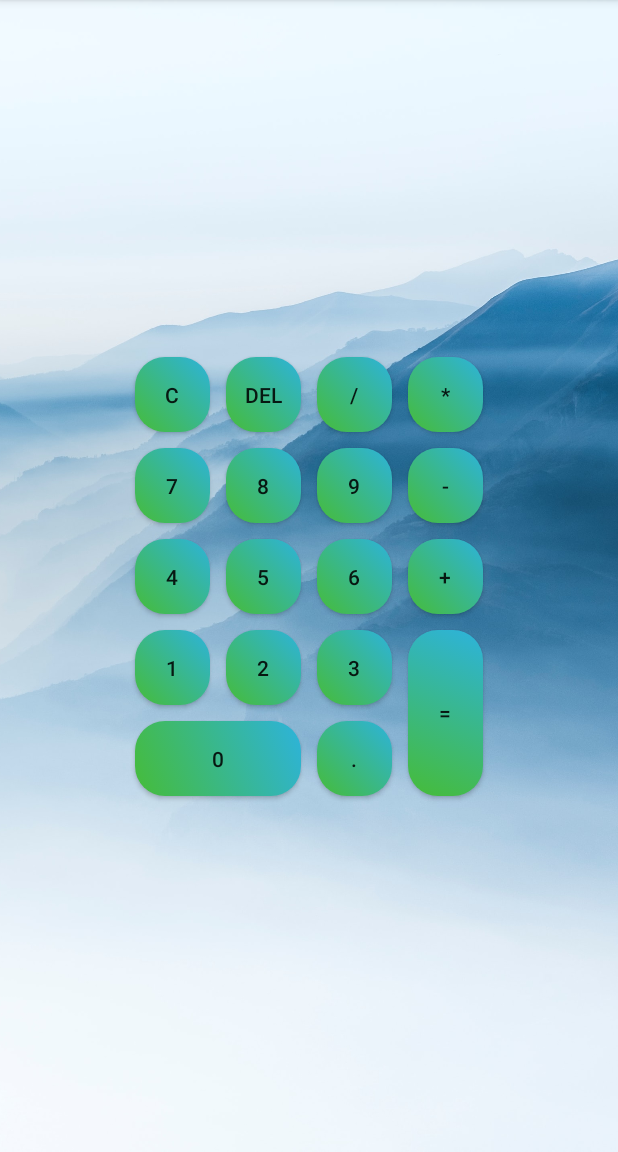
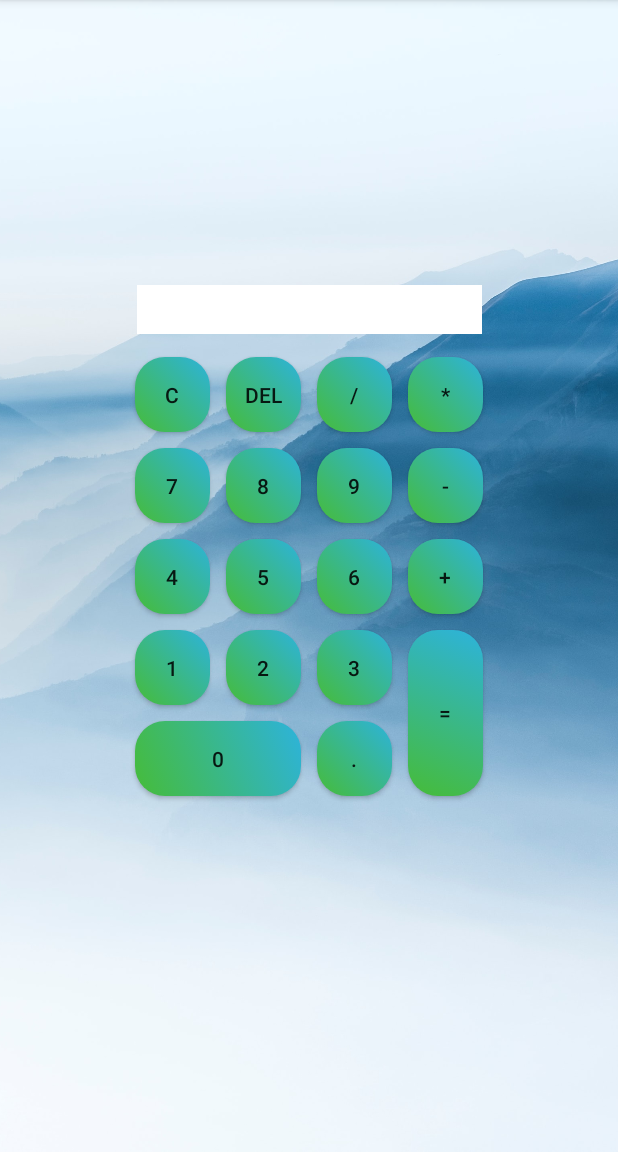
Before and after one commit to SlateBishop/AndroidCalculatorHW, an Android app: the screen it shows after launch (MainActivity), on a phone screen of 412 x 824 dp, the part 84-1236 px from its top. Run offline under Robolectric (Android 15) with nearby library versions, the phone set to English and light mode, and no system bars.

Commit message:
Добавил TextView для вывода результата

```diff
--- /dev/null
+++ b/app/src/main/java/ru/geekbrains/makulin/mycalculator/Calculator.java
@@ -0,0 +1,5 @@
+package ru.geekbrains.makulin.mycalculator;
+
+public class Calculator {
+
+}
--- a/app/src/main/java/ru/geekbrains/makulin/mycalculator/MainActivity.java
+++ b/app/src/main/java/ru/geekbrains/makulin/mycalculator/MainActivity.java
@@ -1,8 +1,8 @@
 package ru.geekbrains.makulin.mycalculator;
 
+import android.os.Bundle;
+
 import androidx.appcompat.app.AppCompatActivity;
-
-import android.os.Bundle;
 
 public class MainActivity extends AppCompatActivity {
 
--- a/app/src/main/res/layout/activity_main.xml
+++ b/app/src/main/res/layout/activity_main.xml
@@ -9,6 +9,17 @@
         android:layout_height="match_parent"
         android:scaleType="centerCrop"
         android:src="@drawable/background1" />
+
+    <androidx.appcompat.widget.AppCompatTextView
+        android:id="@+id/result_screen"
+        android:layout_width="@dimen/result_screen_width"
+        android:layout_height="wrap_content"
+        android:layout_marginBottom="@dimen/result_screen_margin_bottom"
+        android:background="@color/white"
+        android:textSize="@dimen/result_text_size"
+        app:layout_constraintBottom_toTopOf="@id/grid_layout"
+        app:layout_constraintEnd_toEndOf="@id/grid_layout"
+        app:layout_constraintStart_toStartOf="@id/grid_layout" />
 
     <GridLayout
         android:id="@+id/grid_layout"
--- a/app/src/main/res/values/dimens.xml
+++ b/app/src/main/res/values/dimens.xml
@@ -2,4 +2,7 @@
 <resources>
     <dimen name="button_width">50dp</dimen>
     <dimen name="button_margin">5dp</dimen>
+    <dimen name="result_screen_width">230dp</dimen>
+    <dimen name="result_text_size">24sp</dimen>
+    <dimen name="result_screen_margin_bottom">10dp</dimen>
 </resources>
```
